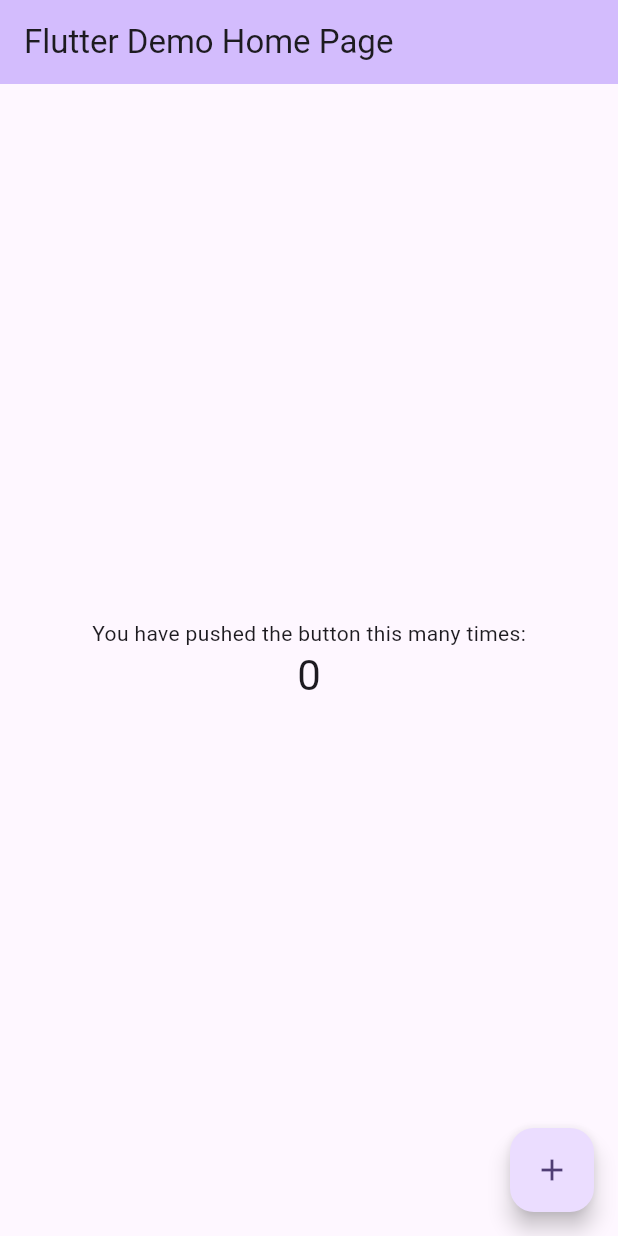
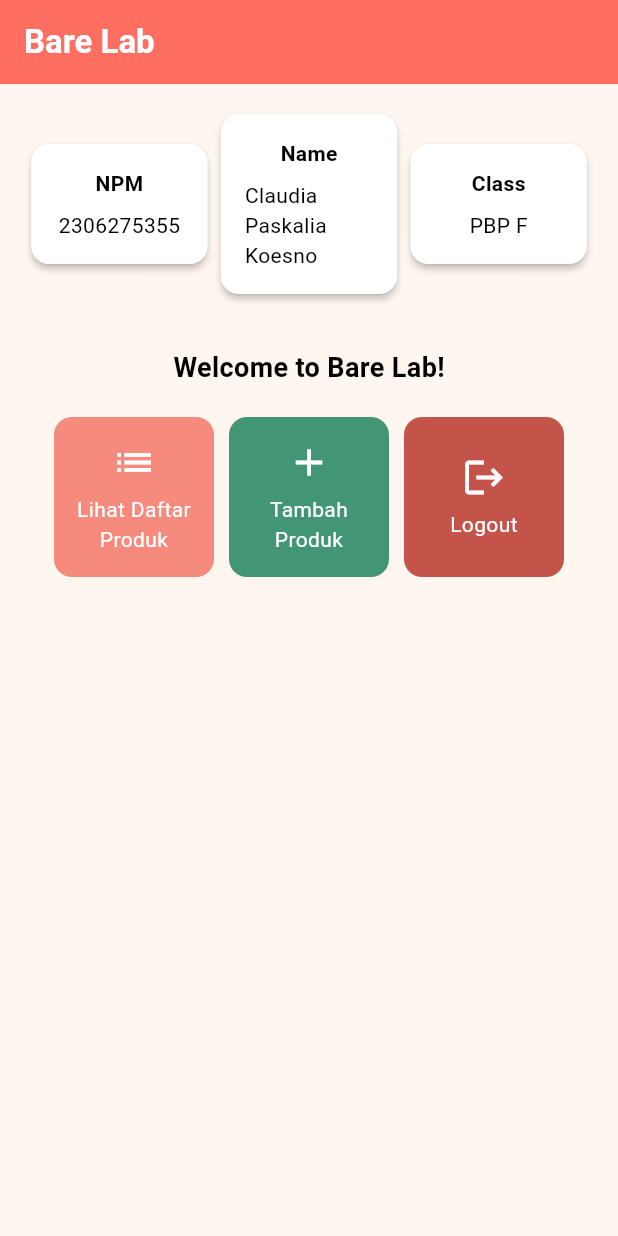
Before and after one commit to ravenalaa/bare-lab-mobile, a Flutter app: the screen it shows after launch, on a phone screen of 412 x 824 dp. Run offline on Flutter 3.47's test engine with Material 3 defaults, Android fonts, the phone set to English and light mode, and no system bars.

Commit message:
Penyelesaian Tugas 7

```diff
--- a/lib/main.dart
+++ b/lib/main.dart
@@ -1,4 +1,5 @@
 import 'package:flutter/material.dart';
+import 'package:bare_lab/menu.dart';
 
 void main() {
   runApp(const MyApp());
@@ -13,113 +14,14 @@
     return MaterialApp(
       title: 'Flutter Demo',
       theme: ThemeData(
-        // This is the theme of your application.
-        //
-        // TRY THIS: Try running your application with "flutter run". You'll see
-        // the application has a purple toolbar. Then, without quitting the app,
-        // try changing the seedColor in the colorScheme below to Colors.green
-        // and then invoke "hot reload" (save your changes or press the "hot
-        // reload" button in a Flutter-supported IDE, or press "r" if you used
-        // the command line to start the app).
-        //
-        // Notice that the counter didn't reset back to zero; the application
-        // state is not lost during the reload. To reset the state, use hot
-        // restart instead.
-        //
-        // This works for code too, not just values: Most code changes can be
-        // tested with just a hot reload.
-        colorScheme: ColorScheme.fromSeed(seedColor: Colors.deepPurple),
-        useMaterial3: true,
+        primaryColor: const Color(0xFFFF6F61),
+        colorScheme: ColorScheme.fromSwatch().copyWith(
+          primary: const Color(0xFFFF6F61), // Primary color for ColorScheme
+          secondary: const Color(0xFFF58A7D), // Secondary color for ColorScheme
+          surface: const Color(0xFFFFF7EF), // Background Color
+        ),
       ),
-      home: const MyHomePage(title: 'Flutter Demo Home Page'),
+      home: MyHomePage(),
     );
   }
 }
-
-class MyHomePage extends StatefulWidget {
-  const MyHomePage({super.key, required this.title});
-
-  // This widget is the home page of your application. It is stateful, meaning
-  // that it has a State object (defined below) that contains fields that affect
-  // how it looks.
-
-  // This class is the configuration for the state. It holds the values (in this
-  // case the title) provided by the parent (in this case the App widget) and
-  // used by the build method of the State. Fields in a Widget subclass are
-  // always marked "final".
-
-  final String title;
-
-  @override
-  State<MyHomePage> createState() => _MyHomePageState();
-}
-
-class _MyHomePageState extends State<MyHomePage> {
-  int _counter = 0;
-
-  void _incrementCounter() {
-    setState(() {
-      // This call to setState tells the Flutter framework that something has
-      // changed in this State, which causes it to rerun the build method below
-      // so that the display can reflect the updated values. If we changed
-      // _counter without calling setState(), then the build method would not be
-      // called again, and so nothing would appear to happen.
-      _counter++;
-    });
-  }
-
-  @override
-  Widget build(BuildContext context) {
-    // This method is rerun every time setState is called, for instance as done
-    // by the _incrementCounter method above.
-    //
-    // The Flutter framework has been optimized to make rerunning build methods
-    // fast, so that you can just rebuild anything that needs updating rather
-    // than having to individually change instances of widgets.
-    return Scaffold(
-      appBar: AppBar(
-        // TRY THIS: Try changing the color here to a specific color (to
-        // Colors.amber, perhaps?) and trigger a hot reload to see the AppBar
-        // change color while the other colors stay the same.
-        backgroundColor: Theme.of(context).colorScheme.inversePrimary,
-        // Here we take the value from the MyHomePage object that was created by
-        // the App.build method, and use it to set our appbar title.
-        title: Text(widget.title),
-      ),
-      body: Center(
-        // Center is a layout widget. It takes a single child and positions it
-        // in the middle of the parent.
-        child: Column(
-          // Column is also a layout widget. It takes a list of children and
-          // arranges them vertically. By default, it sizes itself to fit its
-          // children horizontally, and tries to be as tall as its parent.
-          //
-          // Column has various properties to control how it sizes itself and
-          // how it positions its children. Here we use mainAxisAlignment to
-          // center the children vertically; the main axis here is the vertical
-          // axis because Columns are vertical (the cross axis would be
-          // horizontal).
-          //
-          // TRY THIS: Invoke "debug painting" (choose the "Toggle Debug Paint"
-          // action in the IDE, or press "p" in the console), to see the
-          // wireframe for each widget.
-          mainAxisAlignment: MainAxisAlignment.center,
-          children: <Widget>[
-            const Text(
-              'You have pushed the button this many times:',
-            ),
-            Text(
-              '$_counter',
-              style: Theme.of(context).textTheme.headlineMedium,
-            ),
-          ],
-        ),
-      ),
-      floatingActionButton: FloatingActionButton(
-        onPressed: _incrementCounter,
-        tooltip: 'Increment',
-        child: const Icon(Icons.add),
-      ), // This trailing comma makes auto-formatting nicer for build methods.
-    );
-  }
-}
--- /dev/null
+++ b/lib/menu.dart
@@ -0,0 +1,196 @@
+import 'package:flutter/material.dart';
+
+class MyHomePage extends StatelessWidget {
+  MyHomePage({super.key});
+  final String npm = '2306275355'; // NPM
+  final String name = 'Claudia Paskalia Koesno'; // Nama
+  final String className = 'PBP F'; // Kelas
+
+  final List<ItemHomepage> items = [
+    ItemHomepage("Lihat Daftar Produk", Icons.list),
+    ItemHomepage("Tambah Produk", Icons.add),
+    ItemHomepage("Logout", Icons.logout),
+  ];
+
+  @override
+  Widget build(BuildContext context) {
+    // Scaffold menyediakan struktur dasar halaman dengan AppBar dan body.
+    return Scaffold(
+      // AppBar adalah bagian atas halaman yang menampilkan judul.
+      appBar: AppBar(
+        // Judul aplikasi "Bare Lab" dengan teks putih dan tebal.
+        title: const Text(
+          'Bare Lab',
+          style: TextStyle(
+            color: Colors.white,
+            fontWeight: FontWeight.bold,
+          ),
+        ),
+        // Warna latar belakang AppBar diambil dari skema warna tema aplikasi.
+        backgroundColor: Theme.of(context).colorScheme.primary,
+      ),
+      // Body halaman dengan padding di sekelilingnya.
+      body: Padding(
+        padding: const EdgeInsets.all(16.0),
+        // Menyusun widget secara vertikal dalam sebuah kolom.
+        child: Column(
+          crossAxisAlignment: CrossAxisAlignment.center,
+          children: [
+            // Row untuk menampilkan 3 InfoCard secara horizontal.
+            Row(
+              mainAxisAlignment: MainAxisAlignment.spaceEvenly,
+              children: [
+                InfoCard(title: 'NPM', content: npm),
+                InfoCard(title: 'Name', content: name),
+                InfoCard(title: 'Class', content: className),
+              ],
+            ),
+
+            // Memberikan jarak vertikal 16 unit.
+            const SizedBox(height: 16.0),
+
+            // Menempatkan widget berikutnya di tengah halaman.
+            Center(
+              child: Column(
+                // Menyusun teks dan grid item secara vertikal.
+
+                children: [
+                  // Menampilkan teks sambutan dengan gaya tebal dan ukuran 18.
+                  const Padding(
+                    padding: EdgeInsets.only(top: 16.0),
+                    child: Text(
+                      'Welcome to Bare Lab!',
+                      style: TextStyle(
+                        fontWeight: FontWeight.bold,
+                        fontSize: 18.0,
+                      ),
+                    ),
+                  ),
+
+                  // Grid untuk menampilkan ItemCard dalam bentuk grid 3 kolom.
+                  GridView.count(
+                    primary: true,
+                    padding: const EdgeInsets.all(20),
+                    crossAxisSpacing: 10,
+                    mainAxisSpacing: 10,
+                    crossAxisCount: 3,
+                    // Agar grid menyesuaikan tinggi kontennya.
+                    shrinkWrap: true,
+
+                    // Menampilkan ItemCard untuk setiap item dalam list items.
+                    children: items.map((ItemHomepage item) {
+                      return ItemCard(item);
+                    }).toList(),
+                  ),
+                ],
+              ),
+            ),
+          ],
+        ),
+      ),
+    );
+  }
+}
+
+class InfoCard extends StatelessWidget {
+  // Kartu informasi yang menampilkan title dan content.
+
+  final String title;  // Judul kartu.
+  final String content;  // Isi kartu.
+
+  const InfoCard({super.key, required this.title, required this.content});
+
+  @override
+  Widget build(BuildContext context) {
+    return Card(
+      // Membuat kotak kartu dengan bayangan dibawahnya.
+      elevation: 2.0,
+      child: Container(
+        // Mengatur ukuran dan jarak di dalam kartu.
+        width: MediaQuery.of(context).size.width / 3.5, // menyesuaikan dengan lebar device yang digunakan.
+        padding: const EdgeInsets.all(16.0),
+        // Menyusun title dan content secara vertikal.
+        child: Column(
+          children: [
+            Text(
+              title,
+              style: const TextStyle(fontWeight: FontWeight.bold),
+            ),
+            const SizedBox(height: 8.0),
+            Text(content),
+          ],
+        ),
+      ),
+    );
+  }
+}
+
+class ItemHomepage {
+    final String name;
+    final IconData icon;
+
+    ItemHomepage(this.name, this.icon);
+}
+
+class ItemCard extends StatelessWidget {
+  // Menampilkan kartu dengan ikon dan nama.
+
+  final ItemHomepage item;
+
+  const ItemCard(this.item, {super.key});
+
+  @override
+  Widget build(BuildContext context) {
+    Color backgroundColor;
+    if (item.name == "Tambah Produk") {
+      backgroundColor = const Color(0xFF439675);
+    } else if (item.name == "Logout") {
+      backgroundColor = const Color(0xFFC45449);
+    } else {
+      backgroundColor = Theme.of(context).colorScheme.secondary;
+    }
+
+    return Material(
+      // Menentukan warna latar belakang dari tema aplikasi.
+      color: backgroundColor,
+      // Membuat sudut kartu melengkung.
+      borderRadius: BorderRadius.circular(12),
+
+      child: InkWell(
+        // Aksi ketika kartu ditekan.
+        onTap: () {
+          // Menampilkan pesan SnackBar saat kartu ditekan.
+          ScaffoldMessenger.of(context)
+            ..hideCurrentSnackBar()
+            ..showSnackBar(
+              SnackBar(content: Text("Kamu telah menekan tombol ${item.name}!"))
+            );
+        },
+        // Container untuk menyimpan Icon dan Text
+        child: Container(
+          padding: const EdgeInsets.all(8),
+          child: Center(
+            child: Column(
+              // Menyusun ikon dan teks di tengah kartu.
+              mainAxisAlignment: MainAxisAlignment.center,
+              children: [
+                Icon(
+                  item.icon,
+                  color: Colors.white,
+                  size: 30.0,
+                ),
+                const Padding(padding: EdgeInsets.all(3)),
+                Text(
+                  item.name,
+                  textAlign: TextAlign.center,
+                  style: const TextStyle(color: Colors.white),
+                ),
+              ],
+            ),
+          ),
+        ),
+      ),
+    );
+  }
+
+}
```
Also changed, not shown: 1 other file.
